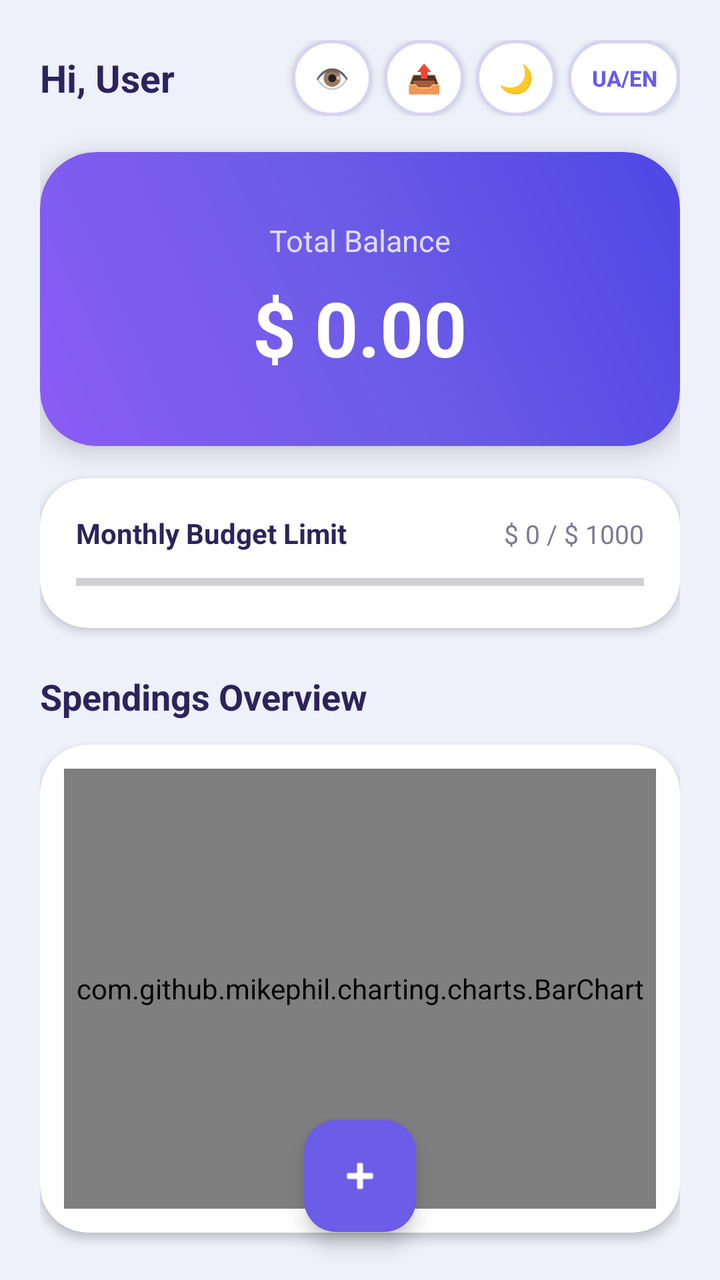
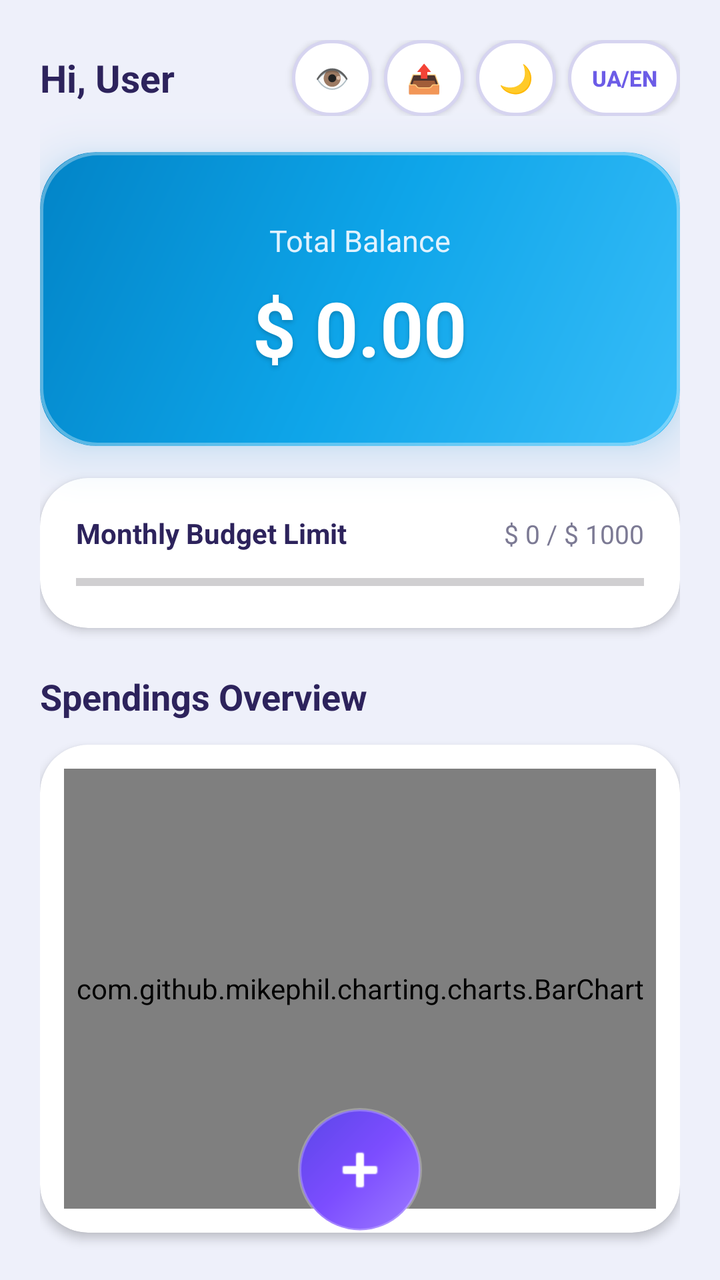

Compare the two renders of this Android layout. The source of the first and the diff that turns it into the second are given below.
<!-- AndroidManifest.xml: application theme Theme.TrackFinance -->
<!-- res/layout/activity_main.xml -->
<?xml version="1.0" encoding="utf-8"?>
<androidx.coordinatorlayout.widget.CoordinatorLayout
        xmlns:android="http://schemas.android.com/apk/res/android"
        xmlns:app="http://schemas.android.com/apk/res-auto"
        android:id="@+id/main"
        android:layout_width="match_parent"
        android:layout_height="match_parent"
        android:background="@color/bg_screen">

    <androidx.core.widget.NestedScrollView
            android:layout_width="match_parent"
            android:layout_height="match_parent"
            android:padding="20dp"
            android:clipToPadding="false"
            android:paddingBottom="96dp">

        <LinearLayout
                android:layout_width="match_parent"
                android:layout_height="wrap_content"
                android:orientation="vertical">

            
            <LinearLayout
                    android:layout_width="match_parent"
                    android:layout_height="wrap_content"
                    android:orientation="horizontal"
                    android:gravity="center_vertical"
                    android:layout_marginBottom="18dp">

                <TextView
                        android:id="@+id/tvGreeting"
                        android:layout_width="0dp"
                        android:layout_height="wrap_content"
                        android:layout_weight="1"
                        android:text="Hi, User"
                        android:textSize="19sp"
                        android:textStyle="bold"
                        android:textColor="@color/text_primary" />

                <androidx.appcompat.widget.AppCompatButton
                        android:id="@+id/btnPrivacy"
                        android:layout_width="40dp"
                        android:layout_height="38dp"
                        android:background="@drawable/bg_pill_outline"
                        android:text="👁️"
                        android:textSize="14sp"
                        android:layout_marginEnd="6dp" />

                <androidx.appcompat.widget.AppCompatButton
                        android:id="@+id/btnShare"
                        android:layout_width="40dp"
                        android:layout_height="38dp"
                        android:background="@drawable/bg_pill_outline"
                        android:text="📤"
                        android:textSize="14sp"
                        android:layout_marginEnd="6dp" />

                <androidx.appcompat.widget.AppCompatButton
                        android:id="@+id/btnTheme"
                        android:layout_width="40dp"
                        android:layout_height="38dp"
                        android:background="@drawable/bg_pill_outline"
                        android:text="🌙"
                        android:textSize="14sp"
                        android:layout_marginEnd="6dp" />

                <androidx.appcompat.widget.AppCompatButton
                        android:id="@+id/btnLanguage"
                        android:layout_width="wrap_content"
                        android:layout_height="38dp"
                        android:minWidth="56dp"
                        android:paddingHorizontal="10dp"
                        android:background="@drawable/bg_pill_outline"
                        android:text="UA/EN"
                        android:textAllCaps="false"
                        android:textColor="@color/accent_purple"
                        android:textStyle="bold"
                        android:textSize="11sp" />
            </LinearLayout>

            
            <com.google.android.material.card.MaterialCardView
                    android:id="@+id/cardBalance"
                    android:layout_width="match_parent"
                    android:layout_height="wrap_content"
                    android:layout_marginBottom="16dp"
                    app:cardCornerRadius="28dp"
                    app:cardElevation="8dp"
                    app:strokeWidth="0dp">

                <LinearLayout
                        android:layout_width="match_parent"
                        android:layout_height="wrap_content"
                        android:background="@drawable/bg_gradient_balance"
                        android:orientation="vertical"
                        android:gravity="center"
                        android:paddingVertical="34dp"
                        android:paddingHorizontal="20dp">

                    <TextView
                            android:layout_width="wrap_content"
                            android:layout_height="wrap_content"
                            android:text="@string/total_balance"
                            android:textColor="#E0DCFF"
                            android:textSize="15sp"
                            android:layout_marginBottom="8dp" />

                    <TextView
                            android:id="@+id/tvTotalBalance"
                            android:layout_width="wrap_content"
                            android:layout_height="wrap_content"
                            android:text="$ 0.00"
                            android:textColor="@android:color/white"
                            android:textSize="38sp"
                            android:textStyle="bold" />
                </LinearLayout>
            </com.google.android.material.card.MaterialCardView>

            
            <com.google.android.material.card.MaterialCardView
                    android:id="@+id/cardBudget"
                    android:layout_width="match_parent"
                    android:layout_height="wrap_content"
                    android:layout_marginBottom="22dp"
                    app:cardCornerRadius="24dp"
                    app:cardElevation="3dp"
                    app:strokeWidth="0dp"
                    app:cardBackgroundColor="@color/card_bg">

                <LinearLayout
                        android:layout_width="match_parent"
                        android:layout_height="wrap_content"
                        android:orientation="vertical"
                        android:padding="18dp">

                    <LinearLayout
                            android:layout_width="match_parent"
                            android:layout_height="wrap_content"
                            android:orientation="horizontal"
                            android:layout_marginBottom="10dp">

                        <TextView
                                android:layout_width="0dp"
                                android:layout_height="wrap_content"
                                android:layout_weight="1"
                                android:text="@string/budget_limit_title"
                                android:textStyle="bold"
                                android:textSize="14sp"
                                android:textColor="@color/text_primary" />

                        <TextView
                                android:id="@+id/tvBudgetStatus"
                                android:layout_width="wrap_content"
                                android:layout_height="wrap_content"
                                android:text="$ 0 / $ 1000"
                                android:textSize="13sp"
                                android:textColor="@color/text_secondary" />
                    </LinearLayout>

                    <ProgressBar
                            android:id="@+id/progressBudget"
                            style="?android:attr/progressBarStyleHorizontal"
                            android:layout_width="match_parent"
                            android:layout_height="10dp"
                            android:max="100"
                            android:progress="0" />

                    <TextView
                            android:id="@+id/tvBudgetWarning"
                            android:layout_width="wrap_content"
                            android:layout_height="wrap_content"
                            android:text="@string/budget_exceeded"
                            android:textColor="#EF5350"
                            android:textSize="12sp"
                            android:textStyle="bold"
                            android:layout_marginTop="6dp"
                            android:visibility="gone" />
                </LinearLayout>
            </com.google.android.material.card.MaterialCardView>

            
            <TextView
                    android:layout_width="wrap_content"
                    android:layout_height="wrap_content"
                    android:text="@string/spendings_overview"
                    android:textSize="18sp"
                    android:textStyle="bold"
                    android:textColor="@color/text_primary"
                    android:layout_marginBottom="12dp" />

            <com.google.android.material.card.MaterialCardView
                    android:layout_width="match_parent"
                    android:layout_height="wrap_content"
                    android:layout_marginBottom="22dp"
                    app:cardCornerRadius="24dp"
                    app:cardElevation="3dp"
                    app:strokeWidth="0dp"
                    app:cardBackgroundColor="@color/card_bg">

                <com.github.mikephil.charting.charts.BarChart
                        android:id="@+id/barChart"
                        android:layout_width="match_parent"
                        android:layout_height="220dp"
                        android:layout_margin="12dp" />
            </com.google.android.material.card.MaterialCardView>

            
            <TextView
                    android:layout_width="wrap_content"
                    android:layout_height="wrap_content"
                    android:text="@string/recent_transactions"
                    android:textSize="18sp"
                    android:textStyle="bold"
                    android:textColor="@color/text_primary"
                    android:layout_marginBottom="12dp" />

            <androidx.recyclerview.widget.RecyclerView
                    android:id="@+id/rvTransactions"
                    android:layout_width="match_parent"
                    android:layout_height="wrap_content"
                    android:nestedScrollingEnabled="false" />
        </LinearLayout>
    </androidx.core.widget.NestedScrollView>

    <com.google.android.material.floatingactionbutton.FloatingActionButton
            android:id="@+id/fabAddTransaction"
            android:layout_width="wrap_content"
            android:layout_height="wrap_content"
            android:layout_gravity="bottom|center_horizontal"
            android:layout_marginBottom="24dp"
            android:src="@android:drawable/ic_input_add"
            app:tint="@android:color/white"
            app:backgroundTint="@color/accent_purple" />

</androidx.coordinatorlayout.widget.CoordinatorLayout>
<!-- resources referenced by this layout -->
<resources>
  <color name="accent_purple">#6C5CE7</color>
  <color name="bg_screen">#EEF0FA</color>
  <color name="card_bg">#FFFFFF</color>
  <color name="text_primary">#2D235C</color>
  <color name="text_secondary">#7C7A94</color>
  <!-- drawable bg_gradient_balance (drawable) -->
  <?xml version="1.0" encoding="utf-8"?>
  <shape xmlns:android="http://schemas.android.com/apk/res/android"
         android:shape="rectangle">
      <gradient
              android:angle="45"
              android:startColor="#8B5CF6"
              android:centerColor="#6C5CE7"
              android:endColor="#4F46E5"
              android:type="linear" />
      <corners android:radius="28dp" />
  </shape>
  <!-- drawable bg_pill_outline (drawable) -->
  <?xml version="1.0" encoding="utf-8"?>
  <ripple xmlns:android="http://schemas.android.com/apk/res/android"
          android:color="#226C5CE7">
      <item>
          <shape android:shape="rectangle">
              <solid android:color="@color/card_bg" />
              <stroke android:width="1.5dp" android:color="#D6D4F0" />
              <corners android:radius="28dp" />
          </shape>
      </item>
  </ripple>
  <string name="budget_exceeded">Budget limit exceeded!</string>
  <string name="budget_limit_title">Monthly Budget Limit</string>
  <string name="recent_transactions">Recent Transactions</string>
  <string name="spendings_overview">Spendings Overview</string>
  <string name="total_balance">Total Balance</string>
  <style name="Theme.TrackFinance" parent="Base.Theme.TrackFinance" />
  <style name="Base.Theme.TrackFinance" parent="Theme.Material3.DayNight.NoActionBar">
          
          
      </style>
</resources>

<!-- the commit's change to res/layout/activity_main.xml (unified diff, before → after) -->
@@ -84,8 +84,10 @@
                     android:layout_width="match_parent"
                     android:layout_height="wrap_content"
                     android:layout_marginBottom="16dp"
+                    android:outlineSpotShadowColor="#0284C7"
+                    android:outlineAmbientShadowColor="#0284C7"
                     app:cardCornerRadius="28dp"
-                    app:cardElevation="8dp"
+                    app:cardElevation="14dp"
                     app:strokeWidth="0dp">
 
                 <LinearLayout
@@ -101,7 +103,7 @@
                             android:layout_width="wrap_content"
                             android:layout_height="wrap_content"
                             android:text="@string/total_balance"
-                            android:textColor="#E0DCFF"
+                            android:textColor="#E0F2FE"
                             android:textSize="15sp"
                             android:layout_marginBottom="8dp" />
 
@@ -112,7 +114,11 @@
                             android:text="$ 0.00"
                             android:textColor="@android:color/white"
                             android:textSize="38sp"
-                            android:textStyle="bold" />
+                            android:textStyle="bold"
+                            android:shadowColor="#33000000"
+                            android:shadowDx="0"
+                            android:shadowDy="3"
+                            android:shadowRadius="6" />
                 </LinearLayout>
             </com.google.android.material.card.MaterialCardView>
 
@@ -222,14 +228,17 @@
         </LinearLayout>
     </androidx.core.widget.NestedScrollView>
 
-    <com.google.android.material.floatingactionbutton.FloatingActionButton
+    <ImageButton
             android:id="@+id/fabAddTransaction"
-            android:layout_width="wrap_content"
-            android:layout_height="wrap_content"
+            android:layout_width="62dp"
+            android:layout_height="62dp"
             android:layout_gravity="bottom|center_horizontal"
             android:layout_marginBottom="24dp"
+            android:background="@drawable/bg_fab_gradient"
             android:src="@android:drawable/ic_input_add"
             app:tint="@android:color/white"
-            app:backgroundTint="@color/accent_purple" />
+            android:elevation="12dp"
+            android:outlineSpotShadowColor="#5B46E8"
+            android:contentDescription="@string/new_transaction" />
 
 </androidx.coordinatorlayout.widget.CoordinatorLayout>
<!-- resource entries referenced after the edit -->
@@ -5,18 +5,47 @@
   <color name="card_bg">#FFFFFF</color>
   <color name="text_primary">#2D235C</color>
   <color name="text_secondary">#7C7A94</color>
+  <!-- drawable bg_fab_gradient (drawable) -->
+  <?xml version="1.0" encoding="utf-8"?>
+  <ripple xmlns:android="http://schemas.android.com/apk/res/android"
+          android:color="#40FFFFFF">
+      <item>
+          <shape android:shape="oval">
+              <gradient
+                      android:angle="135"
+                      android:startColor="#9D7BFF"
+                      android:centerColor="#7C4DFF"
+                      android:endColor="#5B46E8"
+                      android:type="linear" />
+              <stroke
+                      android:width="1.5dp"
+                      android:color="#40FFFFFF" />
+          </shape>
+      </item>
+  </ripple>
   <!-- drawable bg_gradient_balance (drawable) -->
   <?xml version="1.0" encoding="utf-8"?>
-  <shape xmlns:android="http://schemas.android.com/apk/res/android"
-         android:shape="rectangle">
-      <gradient
-              android:angle="45"
-              android:startColor="#8B5CF6"
-              android:centerColor="#6C5CE7"
-              android:endColor="#4F46E5"
-              android:type="linear" />
-      <corners android:radius="28dp" />
-  </shape>
+  <layer-list xmlns:android="http://schemas.android.com/apk/res/android">
+      <item>
+          <shape android:shape="rectangle">
+              <gradient
+                      android:angle="135"
+                      android:startColor="#38BDF8"
+                      android:centerColor="#0EA5E9"
+                      android:endColor="#0284C7"
+                      android:type="linear" />
+              <corners android:radius="28dp" />
+          </shape>
+      </item>
+      <item>
+          <shape android:shape="rectangle">
+              <stroke
+                      android:width="1.5dp"
+                      android:color="#55FFFFFF" />
+              <corners android:radius="28dp" />
+          </shape>
+      </item>
+  </layer-list>
   <!-- drawable bg_pill_outline (drawable) -->
   <?xml version="1.0" encoding="utf-8"?>
   <ripple xmlns:android="http://schemas.android.com/apk/res/android"
@@ -31,6 +60,7 @@
   </ripple>
   <string name="budget_exceeded">Budget limit exceeded!</string>
   <string name="budget_limit_title">Monthly Budget Limit</string>
+  <string name="new_transaction">New Transaction</string>
   <string name="recent_transactions">Recent Transactions</string>
   <string name="spendings_overview">Spendings Overview</string>
   <string name="total_balance">Total Balance</string>
